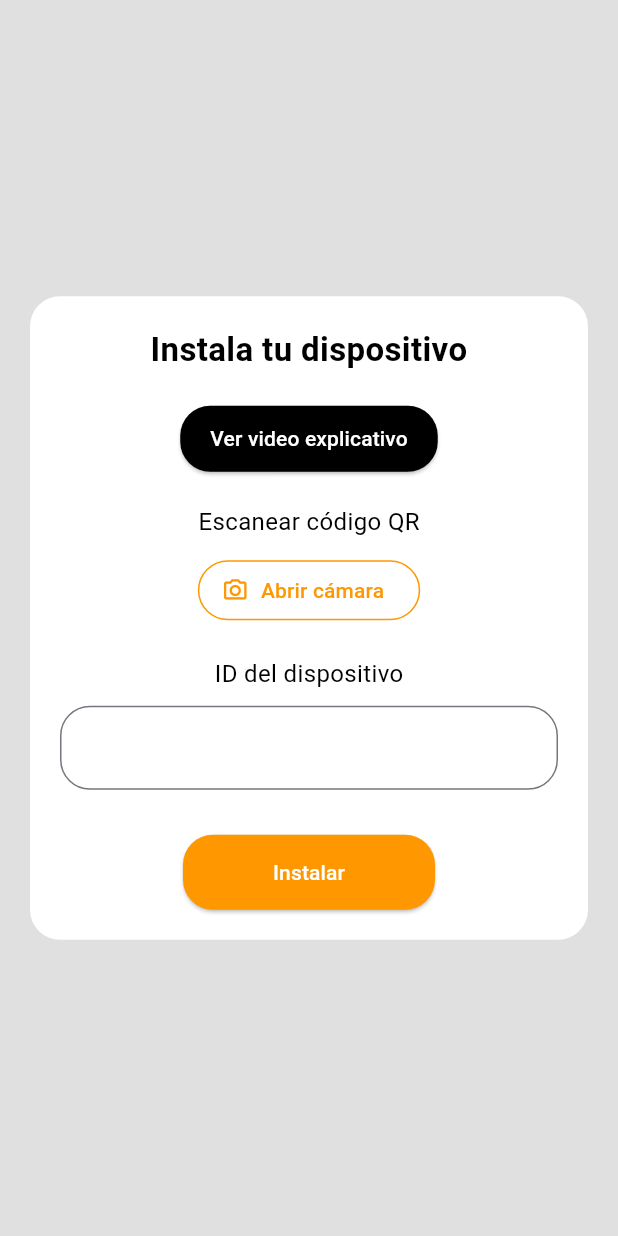
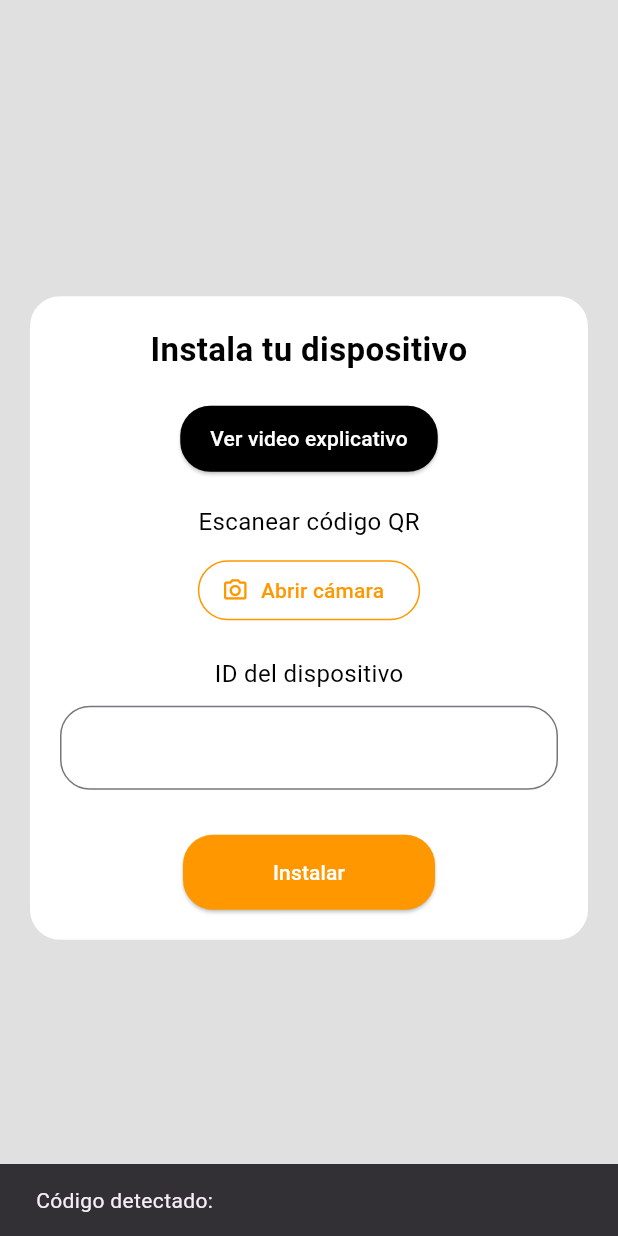
Before and after one commit to ManuelCruz27/RepoProyecto, a Flutter app: the InstallDeviceScreen screen opened directly, after a tap on "Abrir cámara", on a phone screen of 412 x 824 dp. Run offline on Flutter 3.47's test engine with Material 3 defaults, Android fonts, the phone set to English and light mode, and no system bars; our stand-ins replace fl_chart, geocoding, geolocator, google_maps_flutter, shared_preferences; missing offline and left inert: flutter_barcode_scanner; accounts and stored records are empty.

```diff
--- a/Proyecto/lib/InstallDeviceScreen.dart
+++ b/Proyecto/lib/InstallDeviceScreen.dart
@@ -1,8 +1,52 @@
 import 'package:flutter/material.dart';
+import 'package:url_launcher/url_launcher.dart'; // Para abrir el video de YouTube
+import 'package:flutter_barcode_scanner/flutter_barcode_scanner.dart'; // Para escanear códigos QR y de barras
 
 import 'InstallationSuccessScreen.dart';
 
-class InstallDeviceScreen extends StatelessWidget {
+class InstallDeviceScreen extends StatefulWidget {
+  @override
+  _InstallDeviceScreenState createState() => _InstallDeviceScreenState();
+}
+
+class _InstallDeviceScreenState extends State<InstallDeviceScreen> {
+  // URL del video explicativo en YouTube
+  final String videoUrl = "https://youtu.be/GQMlWwIXg3M?si=fgd_ARLxiTuKZEgL";
+
+  // Controlador para el campo de texto del ID del dispositivo
+  final TextEditingController _idController = TextEditingController();
+
+  // Función para abrir el video de YouTube
+  void _verVideo() async {
+    Uri url = Uri.parse(videoUrl);
+    if (await canLaunch(url.toString())) {
+      await launch(url.toString(), forceWebView: true, forceSafariVC: true);
+    } else {
+      throw 'No se pudo abrir el video en $videoUrl';
+    }
+  }
+
+  // Navegar a la pantalla de escaneo de QR
+  void _abrirCamara(BuildContext context) async {
+    String scanResult = await FlutterBarcodeScanner.scanBarcode(
+      "#ff6666", // Color del borde de la cámara
+      "Cancelar", // Texto del botón para cancelar
+      true, // Mostrar el botón de flash
+      ScanMode.QR, // Modo de escaneo: QR
+    );
+
+    // Mostrar el resultado escaneado
+    if (scanResult != "-1") {
+      setState(() {
+        // Asignar el código escaneado al TextField
+        _idController.text = scanResult;
+      });
+      ScaffoldMessenger.of(context).showSnackBar(SnackBar(
+        content: Text('Código detectado: $scanResult'),
+      ));
+    }
+  }
+
   @override
   Widget build(BuildContext context) {
     return Scaffold(
@@ -30,9 +74,7 @@ class InstallDeviceScreen extends StatelessWidget {
                 ),
                 SizedBox(height: 20),
                 ElevatedButton(
-                  onPressed: () {
-                    // Agregar función para ver video explicativo aquí
-                  },
+                  onPressed: _verVideo, // Abre el video explicativo
                   style: ElevatedButton.styleFrom(
                     backgroundColor: Colors.black,
                     shape: RoundedRectangleBorder(
@@ -52,9 +94,7 @@ class InstallDeviceScreen extends StatelessWidget {
                 ),
                 SizedBox(height: 10),
                 OutlinedButton.icon(
-                  onPressed: () {
-                    // Agregar función para abrir cámara aquí
-                  },
+                  onPressed: () => _abrirCamara(context), // Escanea el código QR
                   icon: Icon(Icons.camera_alt_outlined, color: Colors.orange),
                   label: Text(
                     'Abrir cámara',
@@ -74,6 +114,7 @@ class InstallDeviceScreen extends StatelessWidget {
                 ),
                 SizedBox(height: 10),
                 TextField(
+                  controller: _idController, // Usar el controlador
                   decoration: InputDecoration(
                     border: OutlineInputBorder(
                       borderRadius: BorderRadius.circular(20),
@@ -83,7 +124,6 @@ class InstallDeviceScreen extends StatelessWidget {
                 SizedBox(height: 30),
                 ElevatedButton(
                   onPressed: () {
-                    // Agregar función para instalar dispositivo aquí
                     Navigator.push(
                       context,
                       MaterialPageRoute(builder: (context) => InstallationSuccessScreen()),
--- a/Proyecto/lib/Registro_Screen.dart
+++ b/Proyecto/lib/Registro_Screen.dart
@@ -233,7 +233,7 @@ class _RegistroScreenState extends State<Registro_Screen> {
                     onPressed: _registrarUsuario,
                     child: Text('Registrar'),
                     style: ElevatedButton.styleFrom(
-                      foregroundColor: Colors.white,
+                      foregroundColor: Colors.black,
                       backgroundColor: Colors.orange,
                     ),
                   ),
--- a/Proyecto/pubspec.yaml
+++ b/Proyecto/pubspec.yaml
@@ -31,6 +31,12 @@ dependencies:
   flutter:
     sdk: flutter
 
+
+  google_maps_flutter: ^2.2.2
+  geolocator: ^10.0.1  # Asegúrate de usar la última versión estable
+  geocoding: ^2.0.5  # Verifica la última versión en pub.dev
+  url_launcher: ^6.1.9
+  flutter_barcode_scanner: ^2.0.0
   fl_chart: ^0.69.0
   http: ^0.13.3  # Agrega esta línea fuera de 'sdk: flutter'
   crypto: ^3.0.0  # Añade esta línea para usar la librería crypto
```
Also changed, not shown: Proyecto/lib/SeguimientoPedidoScreen.dart (+43 -13 lines), Proyecto/lib/SolicitarPedidoScreen.dart (+65 -24 lines), Proyecto/pubspec.lock, 9 other files.
